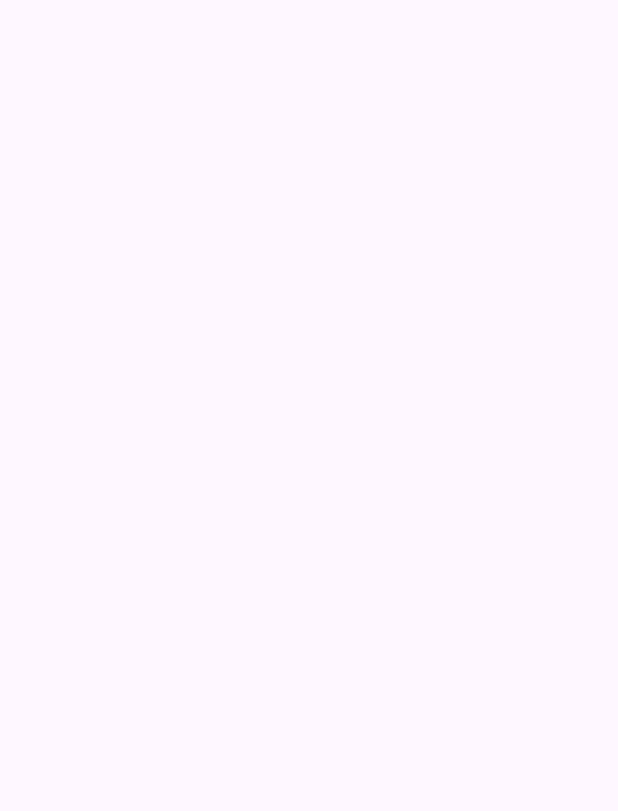
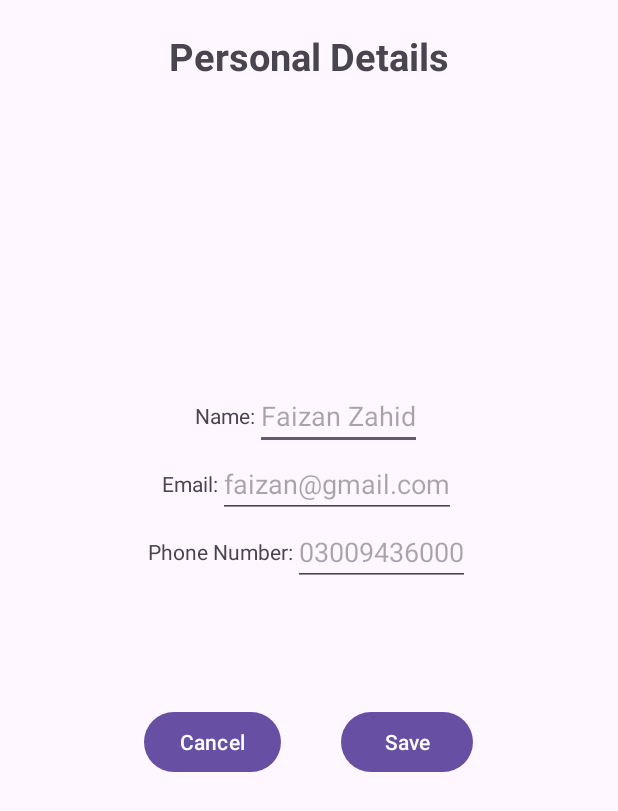
Before and after one commit to faizan-zahid10/QuickCV, an Android app: the PersonalDetails screen opened directly, with no data from a screen before it, on a phone screen of 412 x 824 dp. Before the commit the part shown is empty. Shown: the top 811 px of the screen. Run offline under Robolectric (Android 15) with nearby library versions, the phone set to English and light mode, and no system bars.

Commit message:
Personal Details Screen front end done

```diff
--- a/app/src/main/res/layout/activity_personal_details.xml
+++ b/app/src/main/res/layout/activity_personal_details.xml
@@ -1,10 +1,106 @@
 <?xml version="1.0" encoding="utf-8"?>
-<androidx.constraintlayout.widget.ConstraintLayout xmlns:android="http://schemas.android.com/apk/res/android"
+<LinearLayout xmlns:android="http://schemas.android.com/apk/res/android"
     xmlns:app="http://schemas.android.com/apk/res-auto"
     xmlns:tools="http://schemas.android.com/tools"
     android:id="@+id/main"
     android:layout_width="match_parent"
     android:layout_height="match_parent"
+    android:orientation="vertical"
     tools:context=".PersonalDetails">
 
-</androidx.constraintlayout.widget.ConstraintLayout>
+    <TextView
+        android:layout_width="wrap_content"
+        android:layout_height="wrap_content"
+        android:layout_gravity="center"
+        android:layout_marginTop="20dp"
+        android:textSize="25sp"
+        android:textStyle="bold"
+        android:text="@string/PersonalDetailsButton"
+        >
+    </TextView>
+
+    <LinearLayout
+        android:layout_width="match_parent"
+        android:layout_height="wrap_content"
+        android:layout_marginTop="200dp"
+        android:orientation="horizontal"
+        android:gravity="center">
+
+        <TextView
+            android:layout_width="wrap_content"
+            android:layout_height="wrap_content"
+            android:text="Name:">
+        </TextView>
+        <EditText
+            android:id="@+id/etName"
+            android:layout_width="wrap_content"
+            android:layout_height="wrap_content"
+            android:hint="Faizan Zahid">
+        </EditText>
+    </LinearLayout>
+
+    <LinearLayout
+        android:layout_width="match_parent"
+        android:layout_height="wrap_content"
+        android:orientation="horizontal"
+        android:gravity="center">
+
+        <TextView
+            android:layout_width="wrap_content"
+            android:layout_height="wrap_content"
+            android:text="Email:">
+        </TextView>
+        <EditText
+            android:id="@+id/etEmail"
+            android:layout_width="wrap_content"
+            android:layout_height="wrap_content"
+            android:inputType="textEmailAddress"
+            android:hint="faizan@gmail.com">
+        </EditText>
+    </LinearLayout>
+
+    <LinearLayout
+        android:layout_width="match_parent"
+        android:layout_height="wrap_content"
+        android:orientation="horizontal"
+        android:gravity="center">
+
+        <TextView
+            android:layout_width="wrap_content"
+            android:layout_height="wrap_content"
+            android:text="Phone Number:">
+        </TextView>
+        <EditText
+            android:id="@+id/etPhoneNumber"
+            android:layout_width="wrap_content"
+            android:layout_height="wrap_content"
+            android:inputType="phone"
+            android:hint="03009436000">
+        </EditText>
+    </LinearLayout>
+
+    <LinearLayout
+        android:layout_width="match_parent"
+        android:layout_height="wrap_content"
+        android:gravity="center"
+        android:layout_marginTop="80dp"
+        android:orientation="horizontal">
+        <Button
+            android:layout_width="wrap_content"
+            android:layout_height="wrap_content"
+            android:text="@string/cancel_button"
+            android:layout_marginRight="20dp"
+            >
+        </Button>
+        <Button
+            android:layout_width="wrap_content"
+            android:layout_height="wrap_content"
+            android:text="@string/save_button"
+            android:layout_marginLeft="20dp"
+            >
+        </Button>
+
+    </LinearLayout>
+
+
+</LinearLayout>
--- a/app/src/main/res/values/strings.xml
+++ b/app/src/main/res/values/strings.xml
@@ -9,4 +9,6 @@
     <string name="ReferencesButton">References</string>
     <string name="CertificationButton">Certifications</string>
     <string name="ExperienceButton">Experience</string>
+    <string name="cancel_button">Cancel</string>
+    <string name="save_button">Save</string>
 </resources>
```
